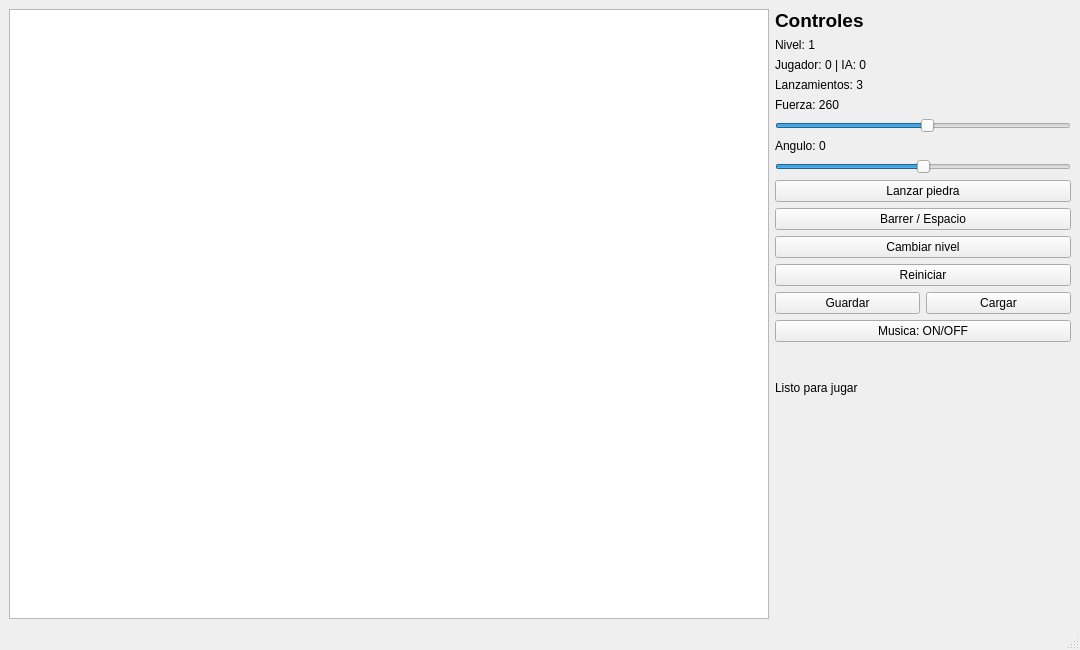
Old version of the form Proyecto_Final/mainwindow.ui in the repository AnyelaMartinez/Proyecto_Final_2026I.
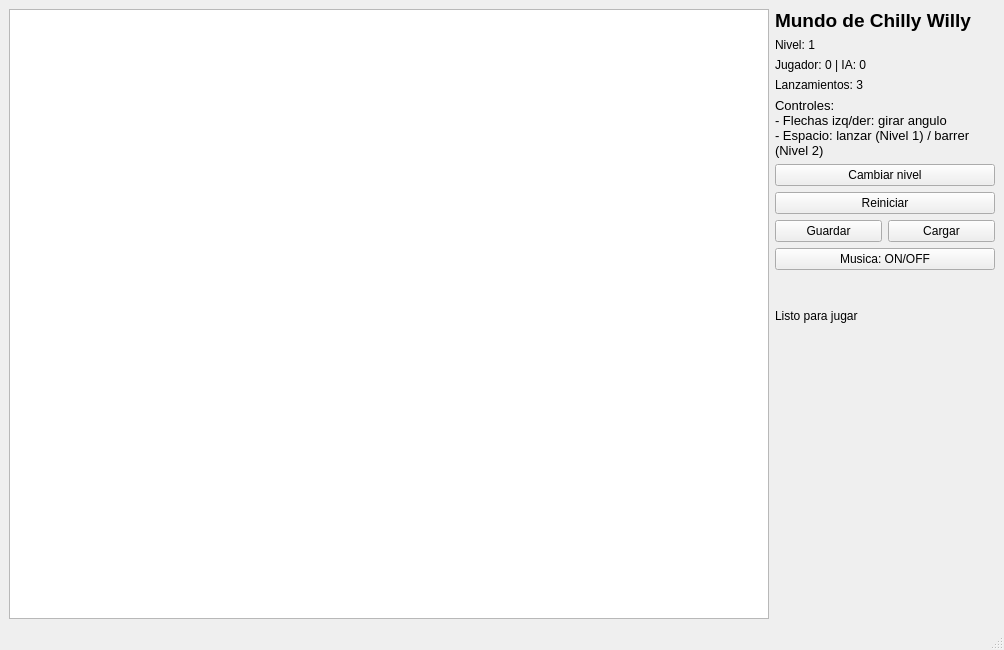
New version of the form.

Commit message: Distribuir zonas como manchones, fijar Chilly al lado de la piedra en Nivel 1, agregar medidor de fuerza tipo golf y flecha de angulo controlados por teclado, y limpiar el sidebar dejando todo el control dentro del juego

Patch:
```diff
--- a/Proyecto_Final/mainwindow.ui
+++ b/Proyecto_Final/mainwindow.ui
@@ -6,7 +6,7 @@
    <rect>
     <x>0</x>
     <y>0</y>
-    <width>1080</width>
+    <width>1000</width>
     <height>650</height>
    </rect>
   </property>
@@ -36,7 +36,7 @@
          </font>
         </property>
         <property name="text">
-         <string>Controles</string>
+         <string>Mundo de Chilly Willy</string>
         </property>
        </widget>
       </item>
@@ -62,62 +62,19 @@
        </widget>
       </item>
       <item>
-       <widget class="QLabel" name="labelFuerza">
-        <property name="text">
-         <string>Fuerza: 260</string>
+       <widget class="QLabel" name="labelControles">
+        <property name="font">
+         <font>
+          <pointsize>10</pointsize>
+         </font>
         </property>
-       </widget>
-      </item>
-      <item>
-       <widget class="QSlider" name="sliderFuerza">
-        <property name="minimum">
-         <number>80</number>
+        <property name="wordWrap">
+         <bool>true</bool>
         </property>
-        <property name="maximum">
-         <number>430</number>
-        </property>
-        <property name="value">
-         <number>260</number>
-        </property>
-        <property name="orientation">
-         <enum>Qt::Horizontal</enum>
-        </property>
-       </widget>
-      </item>
-      <item>
-       <widget class="QLabel" name="labelAngulo">
         <property name="text">
-         <string>Angulo: 0</string>
-        </property>
-       </widget>
-      </item>
-      <item>
-       <widget class="QSlider" name="sliderAngulo">
-        <property name="minimum">
-         <number>-35</number>
-        </property>
-        <property name="maximum">
-         <number>35</number>
-        </property>
-        <property name="value">
-         <number>0</number>
-        </property>
-        <property name="orientation">
-         <enum>Qt::Horizontal</enum>
-        </property>
-       </widget>
-      </item>
-      <item>
-       <widget class="QPushButton" name="botonLanzar">
-        <property name="text">
-         <string>Lanzar piedra</string>
-        </property>
-       </widget>
-      </item>
-      <item>
-       <widget class="QPushButton" name="botonBarrer">
-        <property name="text">
-         <string>Barrer / Espacio</string>
+         <string>Controles:
+- Flechas izq/der: girar angulo
+- Espacio: lanzar (Nivel 1) / barrer (Nivel 2)</string>
         </property>
        </widget>
       </item>
@@ -164,7 +121,7 @@
        <widget class="QLabel" name="labelEstado">
         <property name="minimumSize">
          <size>
-          <width>250</width>
+          <width>220</width>
           <height>80</height>
          </size>
         </property>
```
Left out of the diff: 4 changed lines with no effect on the pictures. The commit also changes 18 other files.
